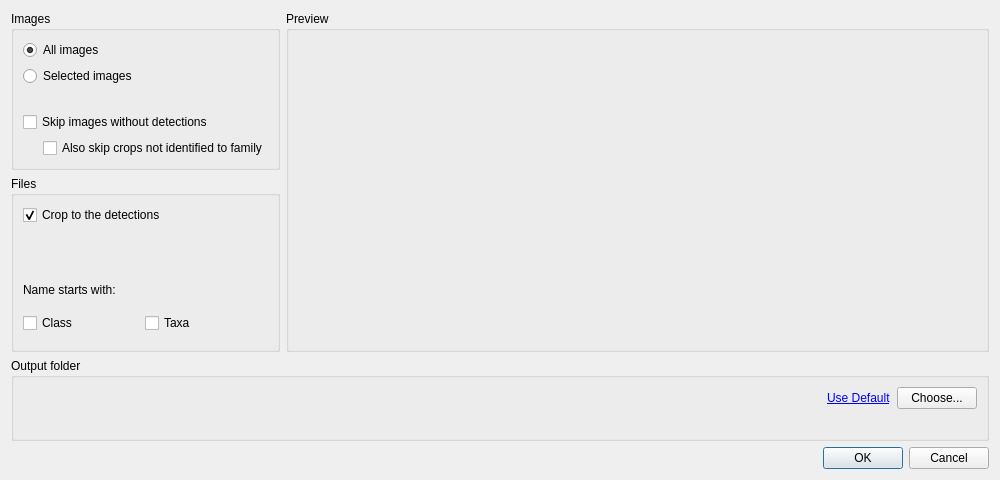
First picture: the form in src/detectorist/export_dialog.ui, repository kenwer/detectorist, before the edit.
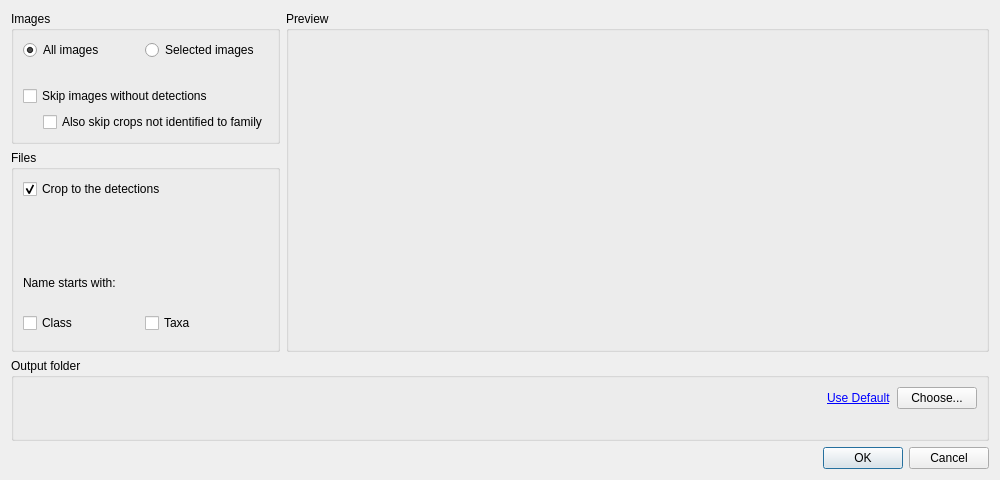
Second picture: the form after the edit.

Commit message: Export preselects several selected images

```diff
--- a/src/detectorist/export_dialog.ui
+++ b/src/detectorist/export_dialog.ui
@@ -23,6 +23,8 @@
        </property>
        <layout class="QVBoxLayout" name="vlyt_images">
         <item>
+         <layout class="QHBoxLayout" name="hlyt_scope">
+          <item>
          <widget class="QRadioButton" name="rb_all">
           <property name="text">
            <string>All images</string>
@@ -38,6 +40,15 @@
            <string>Selected images</string>
           </property>
          </widget>
+          </item>
+          <item>
+           <spacer name="scope_spacer">
+            <property name="orientation">
+             <enum>Qt::Orientation::Horizontal</enum>
+            </property>
+           </spacer>
+          </item>
+         </layout>
         </item>
         <item>
          <widget class="QLabel" name="class_filter_label">
```
Lines whose indentation alone changed are shown as unchanged. The commit also changes 3 other files.
